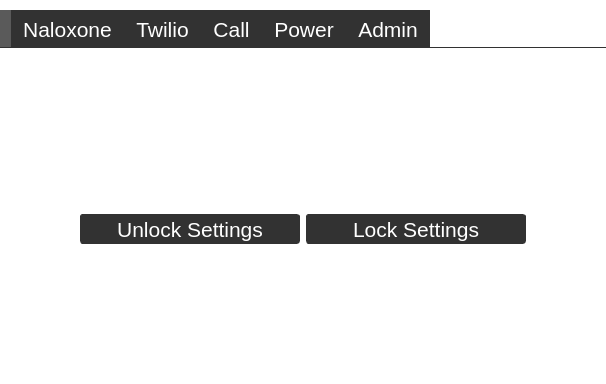
This is oobe_qt/door_close_window.ui in zyl120/Naloxone_Safety_Kit as Qt 5 draws it before an edit; both pictures show x 99 to 705 and y 0 to 384 of the 800 by 480 pixel window. The edited form follows.
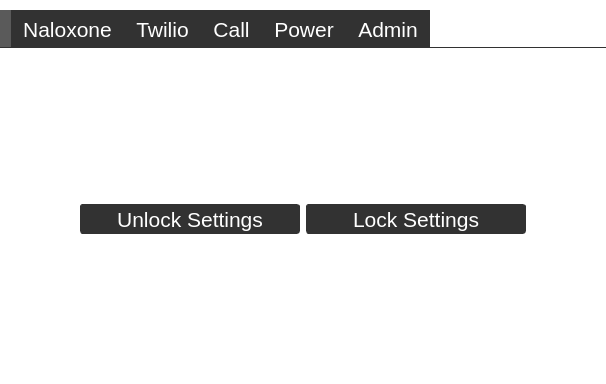
This is the edited form. The open tabs and pages were chosen to show the change.

Patch:
```diff
--- a/oobe_qt/door_close_window.ui
+++ b/oobe_qt/door_close_window.ui
@@ -1798,7 +1798,7 @@
              <x>10</x>
              <y>10</y>
              <width>761</width>
-             <height>341</height>
+             <height>321</height>
             </rect>
            </property>
            <layout class="QVBoxLayout" name="verticalLayout_2">
```
Left out of the diff: 12 changed lines with no effect on the pictures.
